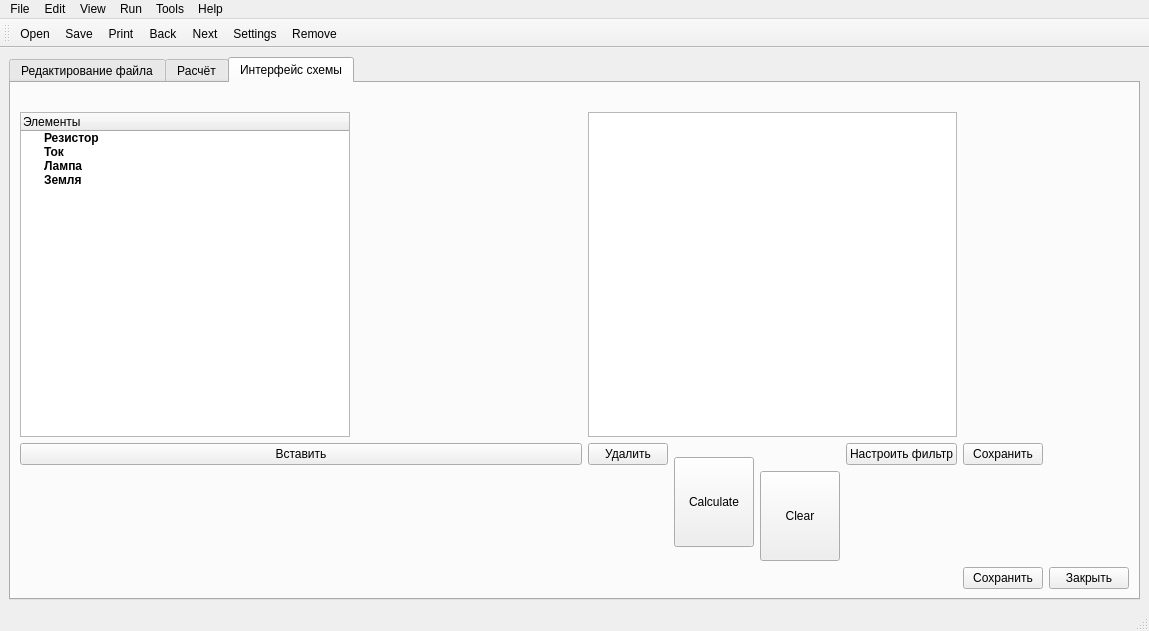
Qt form mainwindow.ui (BolshoiQuq/ElectricNetworkCalculator) before a commit.
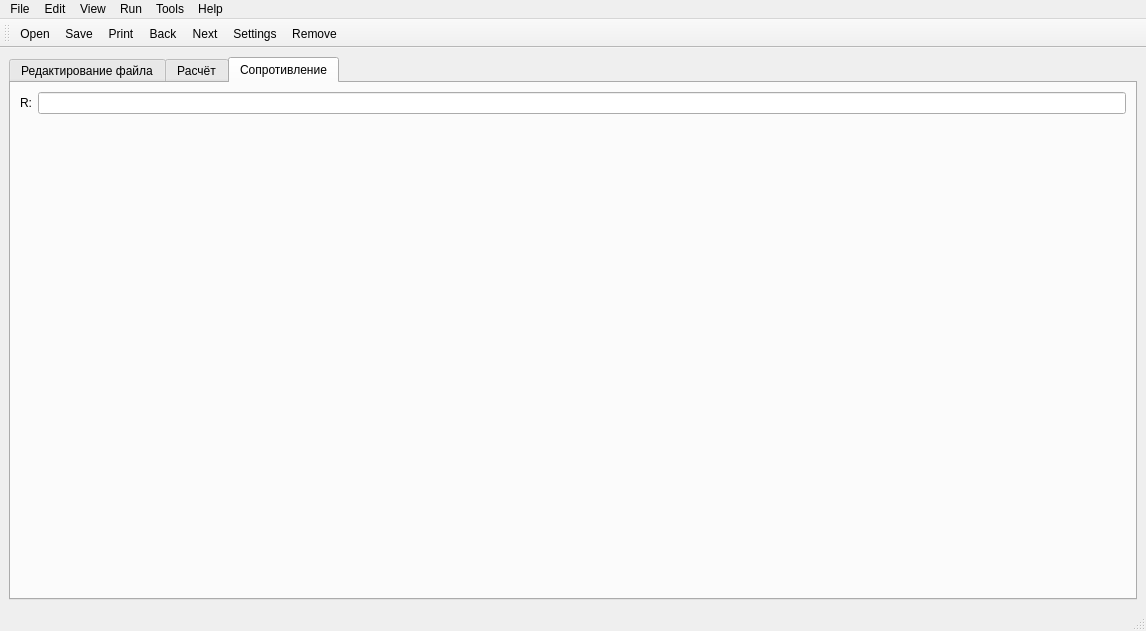
The same form after that commit. The open tabs and pages were chosen to show the change. Icons and pictures are not drawn.

```diff
--- a/mainwindow.ui
+++ b/mainwindow.ui
@@ -18,7 +18,7 @@
     <bool>true</bool>
    </property>
    <layout class="QGridLayout" name="gridLayout">
-    <item row="0" column="0">
+    <item row="0" column="1">
      <widget class="QTabWidget" name="tabWidget">
       <property name="currentIndex">
        <number>1</number>
@@ -133,173 +133,32 @@
       </widget>
       <widget class="QWidget" name="tab_5">
        <attribute name="title">
-        <string>Интерфейс схемы</string>
+        <string>Сопротивление</string>
        </attribute>
-       <layout class="QGridLayout" name="gridLayout_3">
-        <item row="4" column="1">
-         <widget class="QPushButton" name="delete_button">
-          <property name="text">
-           <string>Удалить</string>
+       <layout class="QGridLayout" name="gridLayout_5">
+        <item row="1" column="1">
+         <spacer name="verticalSpacer_2">
+          <property name="orientation">
+           <enum>Qt::Vertical</enum>
           </property>
-         </widget>
+          <property name="sizeHint" stdset="0">
+           <size>
+            <width>20</width>
+            <height>40</height>
+           </size>
+          </property>
+         </spacer>
+        </item>
+        <item row="0" column="1">
+         <widget class="QLineEdit" name="lineEdit"/>
         </item>
         <item row="0" column="0">
-         <spacer name="horizontalSpacer_2">
-          <property name="orientation">
-           <enum>Qt::Horizontal</enum>
-          </property>
-          <property name="sizeType">
-           <enum>QSizePolicy::Fixed</enum>
-          </property>
-          <property name="sizeHint" stdset="0">
-           <size>
-            <width>330</width>
-            <height>0</height>
-           </size>
-          </property>
-         </spacer>
-        </item>
-        <item row="4" column="4">
-         <widget class="QPushButton" name="open_filters">
+         <widget class="QLabel" name="label_6">
           <property name="text">
-           <string>Настроить фильтр</string>
+           <string>R:</string>
           </property>
          </widget>
         </item>
-        <item row="5" column="3">
-         <widget class="QPushButton" name="clear">
-          <property name="minimumSize">
-           <size>
-            <width>0</width>
-            <height>90</height>
-           </size>
-          </property>
-          <property name="text">
-           <string>Clear</string>
-          </property>
-         </widget>
-        </item>
-        <item row="4" column="5">
-         <widget class="QPushButton" name="save_pattern">
-          <property name="text">
-           <string>Сохранить</string>
-          </property>
-         </widget>
-        </item>
-        <item row="4" column="2" rowspan="2">
-         <widget class="QPushButton" name="calculate">
-          <property name="minimumSize">
-           <size>
-            <width>0</width>
-            <height>90</height>
-           </size>
-          </property>
-          <property name="text">
-           <string>Calculate</string>
-          </property>
-         </widget>
-        </item>
-        <item row="6" column="6">
-         <widget class="QPushButton" name="close_filters">
-          <property name="text">
-           <string>Закрыть</string>
-          </property>
-         </widget>
-        </item>
-        <item row="1" column="0">
-         <spacer name="horizontalSpacer">
-          <property name="orientation">
-           <enum>Qt::Horizontal</enum>
-          </property>
-          <property name="sizeType">
-           <enum>QSizePolicy::MinimumExpanding</enum>
-          </property>
-          <property name="sizeHint" stdset="0">
-           <size>
-            <width>562</width>
-            <height>20</height>
-           </size>
-          </property>
-         </spacer>
-        </item>
-        <item row="4" column="0">
-         <widget class="QPushButton" name="set_button">
-          <property name="text">
-           <string>Вставить</string>
-          </property>
-         </widget>
-        </item>
-        <item row="6" column="5">
-         <widget class="QPushButton" name="save_filters">
-          <property name="text">
-           <string>Сохранить</string>
-          </property>
-         </widget>
-        </item>
-        <item row="2" column="0">
-         <widget class="QTreeWidget" name="filters_information">
-          <property name="maximumSize">
-           <size>
-            <width>330</width>
-            <height>1000</height>
-           </size>
-          </property>
-          <property name="layoutDirection">
-           <enum>Qt::LeftToRight</enum>
-          </property>
-          <property name="autoFillBackground">
-           <bool>false</bool>
-          </property>
-          <column>
-           <property name="text">
-            <string>Элементы</string>
-           </property>
-          </column>
-          <item>
-           <property name="text">
-            <string>Резистор</string>
-           </property>
-           <property name="font">
-            <font>
-             <bold>true</bold>
-            </font>
-           </property>
-          </item>
-          <item>
-           <property name="text">
-            <string>Ток</string>
-           </property>
-           <property name="font">
-            <font>
-             <bold>true</bold>
-            </font>
-           </property>
-          </item>
-          <item>
-           <property name="text">
-            <string>Лампа</string>
-           </property>
-           <property name="font">
-            <font>
-             <bold>true</bold>
-            </font>
-           </property>
-          </item>
-          <item>
-           <property name="text">
-            <string>Земля</string>
-           </property>
-           <property name="font">
-            <font>
-             <bold>true</bold>
-            </font>
-           </property>
-          </item>
-         </widget>
-        </item>
-        <item row="2" column="1" colspan="4">
-         <widget class="QGraphicsView" name="graphics_view"/>
-        </item>
        </layout>
       </widget>
      </widget>
```
Left out of the diff: 112 changed lines with no effect on the pictures.
